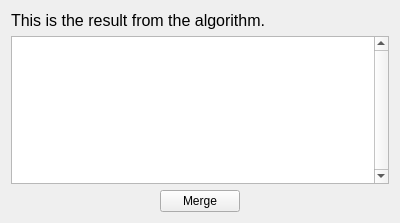
This is core/panel/run_Path_Solving_listbox.ui in KmolYuan/Pyslvs-UI as Qt 5 draws it before an edit. The edited form follows.
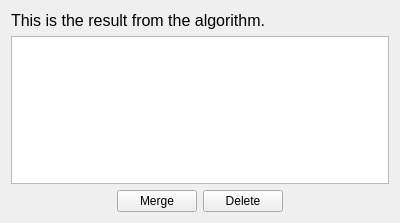
This is the edited form.

What changed in the file:
```diff
--- a/core/panel/run_Path_Solving_listbox.ui
+++ b/core/panel/run_Path_Solving_listbox.ui
@@ -30,7 +30,7 @@
       </sizepolicy>
      </property>
      <property name="verticalScrollBarPolicy">
-      <enum>Qt::ScrollBarAlwaysOn</enum>
+      <enum>Qt::ScrollBarAsNeeded</enum>
      </property>
      <property name="horizontalScrollBarPolicy">
       <enum>Qt::ScrollBarAlwaysOff</enum>
@@ -59,6 +59,13 @@
        </property>
       </widget>
      </item>
+     <item>
+      <widget class="QPushButton" name="deleteButton">
+       <property name="text">
+        <string>Delete</string>
+       </property>
+      </widget>
+     </item>
      <item>
       <spacer name="horizontalSpacer_3">
        <property name="orientation">
```
Left out of the diff: 2 changed lines with no effect on the pictures.
